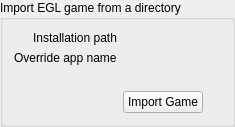
Old version of the form rare/ui/components/tabs/games/import_sync/import_group.ui in the repository RareDevs/Rare.
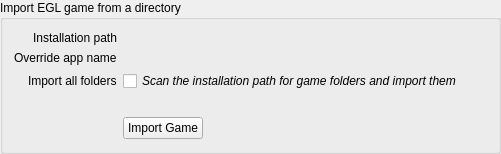
New version of the form.

```diff
--- a/rare/ui/components/tabs/games/import_sync/import_group.ui
+++ b/rare/ui/components/tabs/games/import_sync/import_group.ui
@@ -6,8 +6,8 @@
    <rect>
     <x>0</x>
     <y>0</y>
-    <width>235</width>
-    <height>127</height>
+    <width>501</width>
+    <height>154</height>
    </rect>
   </property>
   <property name="windowTitle">
@@ -43,7 +43,21 @@
    <item row="1" column="1">
     <layout class="QHBoxLayout" name="app_name_layout"/>
    </item>
+   <item row="2" column="0">
+    <widget class="QLabel" name="import_folder_label">
+     <property name="text">
+      <string>Import all folders</string>
+     </property>
+    </widget>
+   </item>
    <item row="3" column="1">
+    <widget class="QLabel" name="info_label">
+     <property name="text">
+      <string notr="true"/>
+     </property>
+    </widget>
+   </item>
+   <item row="4" column="1">
     <widget class="QPushButton" name="import_button">
      <property name="sizePolicy">
       <sizepolicy hsizetype="Maximum" vsizetype="Fixed">
@@ -57,9 +71,14 @@
     </widget>
    </item>
    <item row="2" column="1">
-    <widget class="QLabel" name="info_label">
+    <widget class="QCheckBox" name="import_folder_check">
+     <property name="font">
+      <font>
+       <italic>true</italic>
+      </font>
+     </property>
      <property name="text">
-      <string/>
+      <string>Scan the installation path for game folders and import them</string>
      </property>
     </widget>
    </item>
```
Left out of the diff: 6 changed lines with no effect on the pictures.
